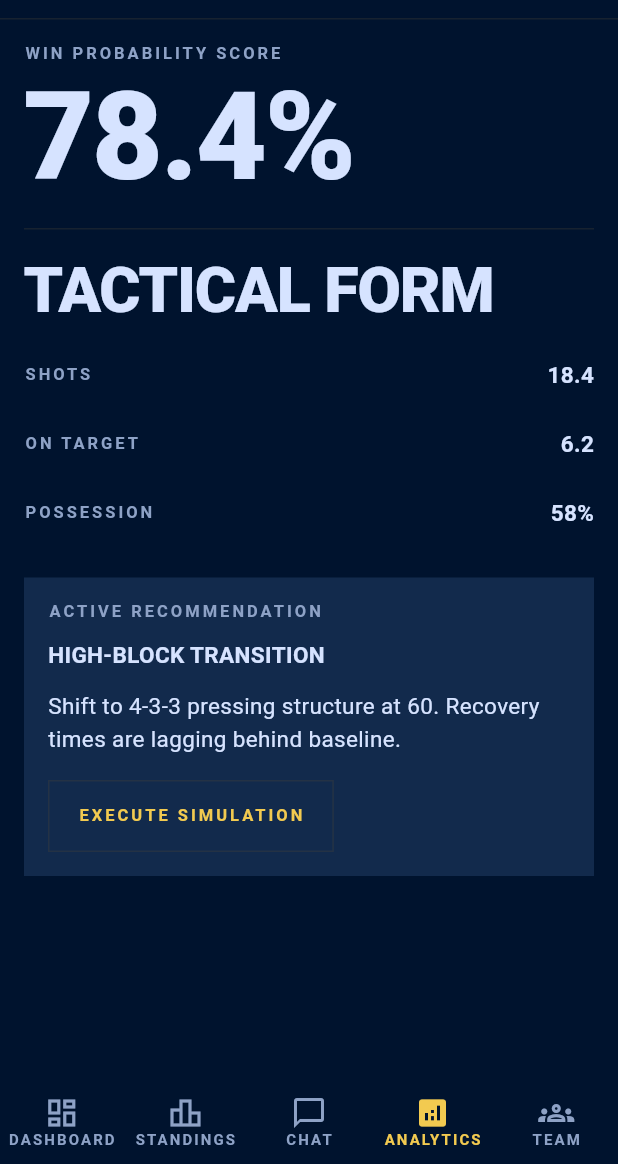
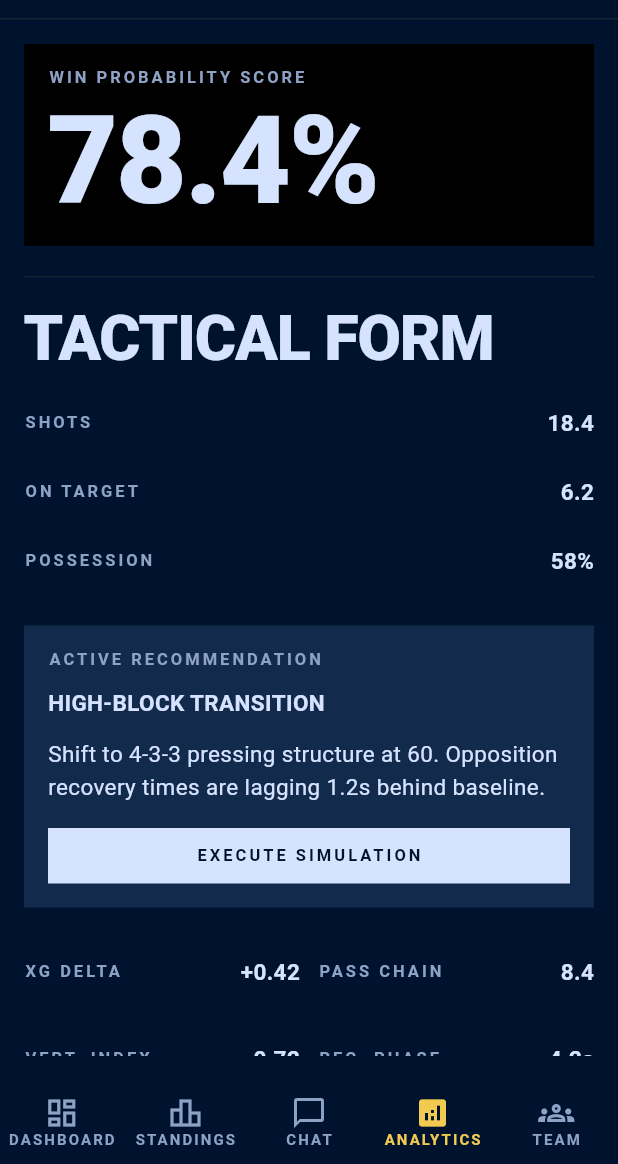
Before and after one commit to Baieti-de-oras-UCluj-Hackathon/ucluj-hackathon, a Flutter app: the screen it shows after launch, item 4 of the bottom bar chosen, on a phone screen of 412 x 824 dp, the part 72-1236 px from its top. Run offline on Flutter 3.47's test engine with Material 3 defaults, Android fonts, the phone set to English and light mode, and no system bars.

Commit message:
Implement second pass from selected Figma exports
Tighten visual parity for the selected screen set and add a dedicated Match Intelligence view linked from Dashboard so all referenced export layouts are represented in the frontend flow.

Made-with: Cursor

```diff
--- a/lib/features/analytics/presentation/analytics_screen.dart
+++ b/lib/features/analytics/presentation/analytics_screen.dart
@@ -1,7 +1,6 @@
 import 'package:flutter/material.dart';
 
 import '../../../core/primitives/app_card.dart';
-import '../../../core/primitives/app_button.dart';
 import '../../../core/theme/color_tokens.dart';
 import '../../../core/theme/spacing_tokens.dart';
 import '../../../core/theme/typography_tokens.dart';
@@ -21,12 +20,33 @@ class AnalyticsScreen extends StatelessWidget {
     return AppScaffold(
       currentTab: AppTab.analytics,
       onTabSelected: onTabSelected,
+      trailing: Container(
+        width: 32,
+        height: 32,
+        decoration: BoxDecoration(
+          color: ColorTokens.surfaceHigh,
+          border: Border.all(color: ColorTokens.divider),
+        ),
+        child: const Icon(Icons.person_outline,
+            size: 16, color: ColorTokens.textPrimary),
+      ),
       body: ListView(
         children: [
-          Text('WIN PROBABILITY SCORE', style: TypographyTokens.sectionLabel),
-          const SizedBox(height: SpacingTokens.xs),
-          Text('78.4%',
-              style: TypographyTokens.displayHero.copyWith(fontSize: 82)),
+          Container(
+            width: double.infinity,
+            color: Colors.black,
+            padding: const EdgeInsets.all(SpacingTokens.md),
+            child: Column(
+              crossAxisAlignment: CrossAxisAlignment.start,
+              children: [
+                Text('WIN PROBABILITY SCORE',
+                    style: TypographyTokens.sectionLabel),
+                const SizedBox(height: SpacingTokens.xs),
+                Text('78.4%',
+                    style: TypographyTokens.displayHero.copyWith(fontSize: 82)),
+              ],
+            ),
+          ),
           const SizedBox(height: SpacingTokens.lg),
           const Divider(height: 1, color: ColorTokens.divider),
           const SizedBox(height: SpacingTokens.lg),
@@ -49,14 +69,40 @@ class AnalyticsScreen extends StatelessWidget {
                         .copyWith(fontWeight: FontWeight.w700)),
                 const SizedBox(height: SpacingTokens.sm),
                 Text(
-                  'Shift to 4-3-3 pressing structure at 60. Recovery times are lagging behind baseline.',
+                  'Shift to 4-3-3 pressing structure at 60. Opposition recovery times are lagging 1.2s behind baseline.',
                   style: TypographyTokens.body,
                 ),
                 const SizedBox(height: SpacingTokens.md),
-                AppButton.secondary(
-                    label: 'Execute Simulation', onPressed: () {}),
+                Container(
+                  color: ColorTokens.textPrimary,
+                  padding:
+                      const EdgeInsets.symmetric(vertical: SpacingTokens.sm),
+                  width: double.infinity,
+                  alignment: Alignment.center,
+                  child: Text(
+                    'EXECUTE SIMULATION',
+                    style: TypographyTokens.sectionLabel
+                        .copyWith(color: ColorTokens.surface),
+                  ),
+                ),
               ],
             ),
+          ),
+          const SizedBox(height: SpacingTokens.lg),
+          Row(
+            children: const [
+              Expanded(child: _MetricLine(label: 'XG DELTA', value: '+0.42')),
+              SizedBox(width: SpacingTokens.sm),
+              Expanded(child: _MetricLine(label: 'PASS CHAIN', value: '8.4')),
+            ],
+          ),
+          const SizedBox(height: SpacingTokens.sm),
+          Row(
+            children: const [
+              Expanded(child: _MetricLine(label: 'VERT. INDEX', value: '0.72')),
+              SizedBox(width: SpacingTokens.sm),
+              Expanded(child: _MetricLine(label: 'REC. PHASE', value: '4.2s')),
+            ],
           ),
         ],
       ),
```
Also changed, not shown: lib/features/dashboard/presentation/dashboard_screen.dart (+20 -0 lines), lib/features/match_intelligence/presentation/match_intelligence_screen.dart (added, +193 -0 lines).
